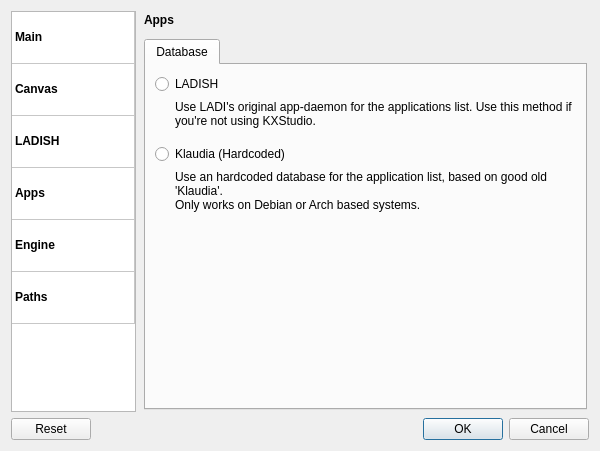
First picture: the form in src/ui/settings_app.ui, repository falkTX/Cadence, before the edit.
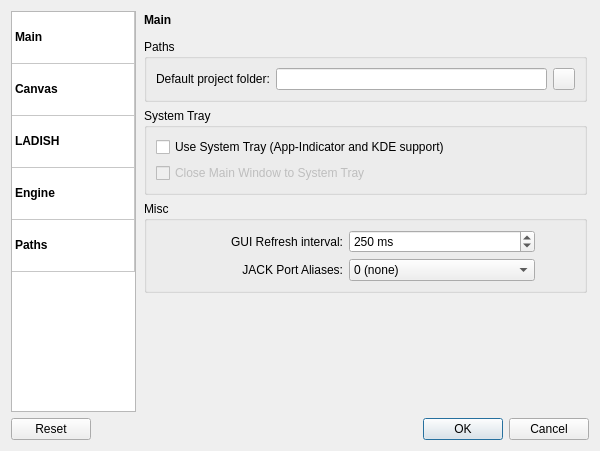
Second picture: the form after the edit. The open tabs and pages were chosen to show the change. Icons and pictures are not drawn.

Patch:
```diff
--- a/src/ui/settings_app.ui
+++ b/src/ui/settings_app.ui
@@ -87,11 +87,6 @@
          <string>ladish</string>
         </property>
        </row>
-       <row>
-        <property name="text">
-         <string>apps</string>
-        </property>
-       </row>
        <row>
         <property name="text">
          <string>engine</string>
@@ -166,24 +161,6 @@
        </item>
        <item row="3" column="0">
         <property name="text">
-         <string>Apps</string>
-        </property>
-        <property name="font">
-         <font>
-          <weight>75</weight>
-          <bold>true</bold>
-         </font>
-        </property>
-        <property name="icon">
-         <iconset resource="../icons/icons.qrc">
-          <normaloff>:/48x48/exec.png</normaloff>:/48x48/exec.png</iconset>
-        </property>
-        <property name="flags">
-         <set>ItemIsSelectable|ItemIsEnabled</set>
-        </property>
-       </item>
-       <item row="4" column="0">
-        <property name="text">
          <string>Engine</string>
         </property>
         <property name="font">
@@ -200,7 +177,7 @@
          <set>ItemIsSelectable|ItemIsEnabled</set>
         </property>
        </item>
-       <item row="5" column="0">
+       <item row="4" column="0">
         <property name="text">
          <string>Paths</string>
         </property>
@@ -226,7 +203,7 @@
         <number>0</number>
        </property>
        <property name="currentIndex">
-        <number>5</number>
+        <number>0</number>
        </property>
        <widget class="QWidget" name="page_main">
         <layout class="QVBoxLayout" name="verticalLayout_5">
@@ -767,177 +744,6 @@
          </item>
         </layout>
        </widget>
-       <widget class="QWidget" name="page_apps">
-        <layout class="QVBoxLayout" name="verticalLayout_4">
-         <property name="margin">
-          <number>2</number>
-         </property>
-         <item>
-          <layout class="QHBoxLayout" name="horizontalLayout_4">
-           <item>
-            <widget class="QLabel" name="label_4">
-             <property name="text">
-              <string>&lt;b&gt;Apps&lt;/b&gt;</string>
-             </property>
-             <property name="alignment">
-              <set>Qt::AlignLeading|Qt::AlignLeft|Qt::AlignTop</set>
-             </property>
-            </widget>
-           </item>
-           <item>
-            <spacer name="horizontalSpacer_2">
-             <property name="orientation">
-              <enum>Qt::Horizontal</enum>
-             </property>
-             <property name="sizeHint" stdset="0">
-              <size>
-               <width>40</width>
-               <height>20</height>
-              </size>
-             </property>
-            </spacer>
-           </item>
-           <item>
-            <widget class="QLabel" name="label_5">
-             <property name="text">
-              <string notr="true"/>
-             </property>
-             <property name="pixmap">
-              <pixmap resource="../icons/icons.qrc">:/48x48/exec.png</pixmap>
-             </property>
-             <property name="alignment">
-              <set>Qt::AlignHCenter|Qt::AlignTop</set>
-             </property>
-            </widget>
-           </item>
-          </layout>
-         </item>
-         <item>
-          <widget class="QTabWidget" name="tw_apps">
-           <property name="currentIndex">
-            <number>0</number>
-           </property>
-           <widget class="QWidget" name="tab_3">
-            <attribute name="title">
-             <string>Database</string>
-            </attribute>
-            <layout class="QVBoxLayout" name="verticalLayout_14">
-             <item>
-              <widget class="QRadioButton" name="rb_database_ladish">
-               <property name="text">
-                <string>LADISH</string>
-               </property>
-              </widget>
-             </item>
-             <item>
-              <layout class="QHBoxLayout" name="horizontalLayout_13">
-               <item>
-                <spacer name="horizontalSpacer_9">
-                 <property name="orientation">
-                  <enum>Qt::Horizontal</enum>
-                 </property>
-                 <property name="sizeType">
-                  <enum>QSizePolicy::Fixed</enum>
-                 </property>
-                 <property name="sizeHint" stdset="0">
-                  <size>
-                   <width>20</width>
-                   <height>10</height>
-                  </size>
-                 </property>
-                </spacer>
-               </item>
-               <item>
-                <widget class="QLabel" name="label_7">
-                 <property name="text">
-                  <string>Use LADI's original app-daemon for the applications list. Use this method if you're not using KXStudio.</string>
-                 </property>
-                 <property name="alignment">
-                  <set>Qt::AlignLeading|Qt::AlignLeft|Qt::AlignTop</set>
-                 </property>
-                 <property name="wordWrap">
-                  <bool>true</bool>
-                 </property>
-                </widget>
-               </item>
-              </layout>
-             </item>
-             <item>
-              <spacer name="verticalSpacer_6">
-               <property name="orientation">
-                <enum>Qt::Vertical</enum>
-               </property>
-               <property name="sizeType">
-                <enum>QSizePolicy::Fixed</enum>
-               </property>
-               <property name="sizeHint" stdset="0">
-                <size>
-                 <width>20</width>
-                 <height>10</height>
-                </size>
-               </property>
-              </spacer>
-             </item>
-             <item>
-              <widget class="QRadioButton" name="rb_database_kxstudio">
-               <property name="text">
-                <string>Klaudia (Hardcoded)</string>
-               </property>
-              </widget>
-             </item>
-             <item>
-              <layout class="QHBoxLayout" name="horizontalLayout_12">
-               <item>
-                <spacer name="horizontalSpacer_13">
-                 <property name="orientation">
-                  <enum>Qt::Horizontal</enum>
-                 </property>
-                 <property name="sizeType">
-                  <enum>QSizePolicy::Fixed</enum>
-                 </property>
-                 <property name="sizeHint" stdset="0">
-                  <size>
-                   <width>20</width>
-                   <height>10</height>
-                  </size>
-                 </property>
-                </spacer>
-               </item>
-               <item>
-                <widget class="QLabel" name="label_12">
-                 <property name="text">
-                  <string>Use an hardcoded database for the application list, based on good old 'Klaudia'.
-Only works on Debian or Arch based systems.</string>
-                 </property>
-                 <property name="alignment">
-                  <set>Qt::AlignLeading|Qt::AlignLeft|Qt::AlignTop</set>
-                 </property>
-                 <property name="wordWrap">
-                  <bool>true</bool>
-                 </property>
-                </widget>
-               </item>
-              </layout>
-             </item>
-             <item>
-              <spacer name="verticalSpacer_5">
-               <property name="orientation">
-                <enum>Qt::Vertical</enum>
-               </property>
-               <property name="sizeHint" stdset="0">
-                <size>
-                 <width>382</width>
-                 <height>95</height>
-                </size>
-               </property>
-              </spacer>
-             </item>
-            </layout>
-           </widget>
-          </widget>
-         </item>
-        </layout>
-       </widget>
        <widget class="QWidget" name="page_engine">
         <layout class="QVBoxLayout" name="verticalLayout_18">
          <property name="margin">
@@ -1085,7 +891,7 @@
          <item row="1" column="0">
           <widget class="QTabWidget" name="tw_paths">
            <property name="currentIndex">
-            <number>2</number>
+            <number>0</number>
            </property>
            <widget class="QWidget" name="ladspa">
             <attribute name="title">
@@ -1111,10 +917,36 @@
             <attribute name="title">
              <string>LV2</string>
             </attribute>
-            <layout class="QHBoxLayout" name="horizontalLayout_7">
-             <item>
+            <layout class="QGridLayout" name="gridLayout_6">
+             <item row="0" column="0" colspan="2">
               <widget class="QListWidget" name="lw_lv2"/>
              </item>
+             <item row="1" column="0">
+              <widget class="QLabel" name="label_4">
+               <property name="maximumSize">
+                <size>
+                 <width>22</width>
+                 <height>22</height>
+                </size>
+               </property>
+               <property name="text">
+                <string/>
+               </property>
+               <property name="pixmap">
+                <pixmap resource="../icons/icons.qrc">:/16x16/dialog-information.png</pixmap>
+               </property>
+               <property name="alignment">
+                <set>Qt::AlignRight|Qt::AlignTrailing|Qt::AlignVCenter</set>
+               </property>
+              </widget>
+             </item>
+             <item row="1" column="1">
+              <widget class="QLabel" name="label_5">
+               <property name="text">
+                <string>Restart Carla to be able to load new found plugins</string>
+               </property>
+              </widget>
+             </item>
             </layout>
            </widget>
            <widget class="QWidget" name="vst">
```
